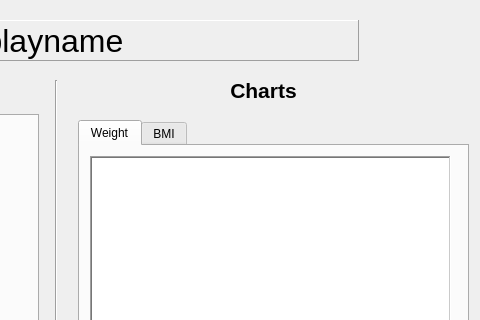
First picture: the form in mainwindow.ui, repository Nicholas-LeBoeuf/RemoteWorkouts, before the edit; both pictures show x 432 to 912 and y 0 to 320 of the 912 by 534 pixel window.
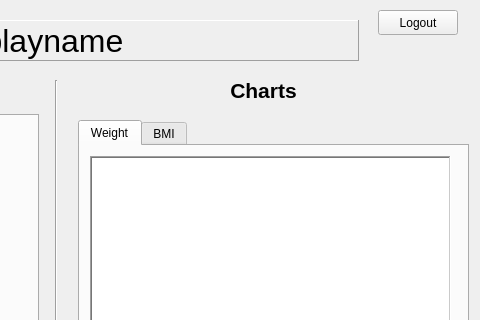
Second picture: the form after the edit. Icons and pictures are not drawn. Custom widgets are drawn as their Qt base class.

Commit message: Implemented a logout button on the main window. Works.

Diff of the .ui file:
```diff
--- a/mainwindow.ui
+++ b/mainwindow.ui
@@ -635,6 +635,19 @@
      <number>5</number>
     </property>
    </widget>
+   <widget class="QPushButton" name="logout">
+    <property name="geometry">
+     <rect>
+      <x>810</x>
+      <y>10</y>
+      <width>80</width>
+      <height>25</height>
+     </rect>
+    </property>
+    <property name="text">
+     <string>Logout</string>
+    </property>
+   </widget>
   </widget>
   <widget class="QStatusBar" name="statusbar"/>
   <widget class="QMenuBar" name="menubar">
```
The commit also changes 2 other files.
